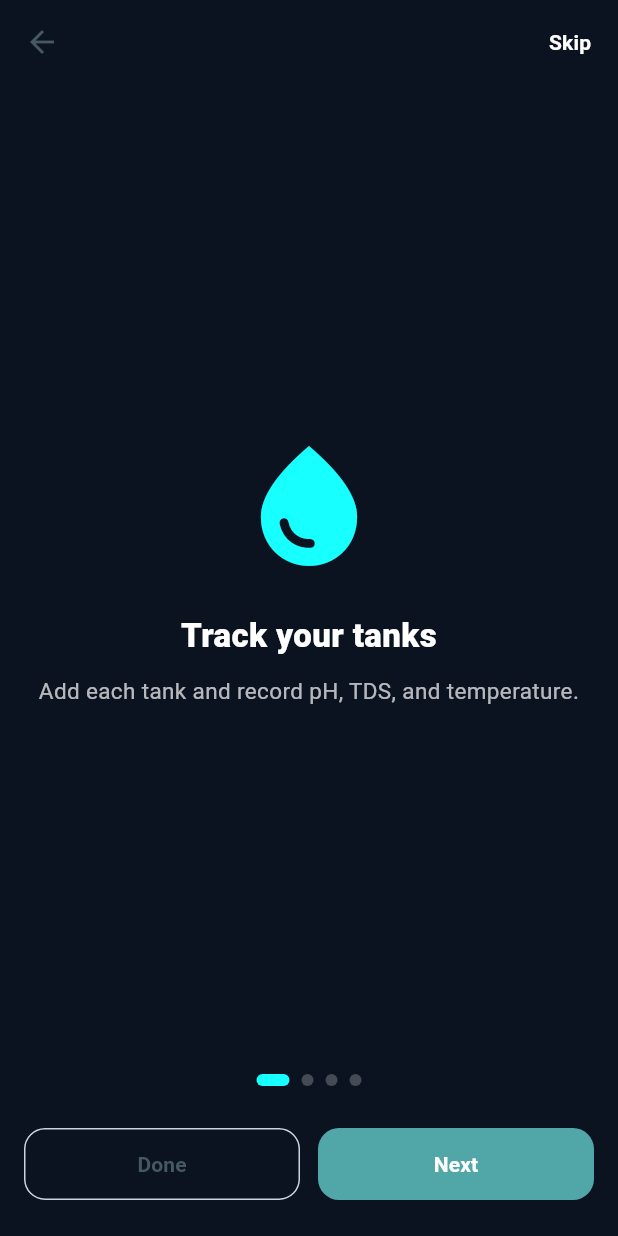
After one commit to rtippetts/RotalaLink, a Flutter app: the WalkthroughScreen screen opened directly, on a phone screen of 412 x 824 dp. The commit adds this screen. Run offline on Flutter 3.47's test engine with Material 3 defaults, Android fonts, the light colour scheme and no system bars; our stand-ins replace fl_chart, image_picker, permission_handler, shared_preferences, supabase_flutter; missing offline and left inert: flutter_reactive_ble; accounts and stored records are empty; network calls fail; project files that could hold a hidden picture were left out.

Commit message:
walkthrough

```diff
--- /dev/null
+++ b/lib/onboarding/walkthrough.dart
@@ -0,0 +1,205 @@
+import 'package:flutter/material.dart';
+import 'package:shared_preferences/shared_preferences.dart';
+import 'package:supabase_flutter/supabase_flutter.dart';
+
+const String kWalkthroughSeenKey = 'walkthrough_seen_v1';
+
+class WalkthroughScreen extends StatefulWidget {
+  const WalkthroughScreen({super.key});
+
+  static Future<void> markSeen() async {
+    final prefs = await SharedPreferences.getInstance();
+    await prefs.setBool(kWalkthroughSeenKey, true);
+
+    // Optional: persist per user so it never shows on other devices once seen
+    final user = Supabase.instance.client.auth.currentUser;
+    if (user != null) {
+      try {
+        final md = Map<String, dynamic>.from(user.userMetadata ?? {});
+        if (md['walkthrough_seen'] != true) {
+          md['walkthrough_seen'] = true;
+          await Supabase.instance.client.auth.updateUser(UserAttributes(data: md));
+        }
+      } catch (_) {}
+    }
+  }
+
+  static Future<bool> hasSeen() async {
+    final prefs = await SharedPreferences.getInstance();
+    final local = prefs.getBool(kWalkthroughSeenKey) ?? false;
+
+    if (local) return true;
+
+    // If signed in and metadata says seen, sync local flag and honor it
+    final user = Supabase.instance.client.auth.currentUser;
+    final remote = user?.userMetadata?['walkthrough_seen'] == true;
+    if (remote) {
+      await prefs.setBool(kWalkthroughSeenKey, true);
+      return true;
+    }
+    return false;
+  }
+
+  @override
+  State<WalkthroughScreen> createState() => _WalkthroughScreenState();
+}
+
+class _WalkthroughScreenState extends State<WalkthroughScreen> {
+  final _controller = PageController();
+  int _index = 0;
+
+  final _pages = const [
+    _WTPage(
+      icon: Icons.water_drop,
+      title: 'Track your tanks',
+      body: 'Add each tank and record pH, TDS, and temperature.',
+    ),
+    _WTPage(
+      icon: Icons.notifications,
+      title: 'Stay ahead of issues',
+      body: 'See alerts and handle problems before they get serious.',
+    ),
+    _WTPage(
+      icon: Icons.add_chart,
+      title: 'Add readings fast',
+      body: 'Use Quick Actions to log tests in seconds.',
+    ),
+    _WTPage(
+      icon: Icons.grid_view,
+      title: 'Choose your layout',
+      body: 'Switch between grid, list, or full cards.',
+    ),
+  ];
+
+  Future<void> _finish() async {
+    await WalkthroughScreen.markSeen();
+    if (mounted) Navigator.of(context).pop();
+  }
+
+  @override
+  Widget build(BuildContext context) {
+    final last = _index == _pages.length - 1;
+
+    return Scaffold(
+      backgroundColor: const Color(0xFF0b1220),
+      appBar: AppBar(
+        backgroundColor: const Color(0xFF0b1220),
+        elevation: 0,
+        actions: [
+          TextButton(
+            onPressed: _finish,
+            child: const Text('Skip', style: TextStyle(color: Colors.white)),
+          ),
+        ],
+      ),
+      body: SafeArea(
+        child: Column(
+          children: [
+            Expanded(
+              child: PageView.builder(
+                controller: _controller,
+                onPageChanged: (i) => setState(() => _index = i),
+                itemCount: _pages.length,
+                itemBuilder: (_, i) => _pages[i],
+              ),
+            ),
+            const SizedBox(height: 12),
+            _Dots(count: _pages.length, index: _index),
+            const SizedBox(height: 12),
+            Padding(
+              padding: const EdgeInsets.symmetric(horizontal: 16, vertical: 16),
+              child: Row(
+                children: [
+                  Expanded(
+                    child: OutlinedButton(
+                      onPressed: _finish,
+                      child: const Text('Done'),
+                    ),
+                  ),
+                  const SizedBox(width: 12),
+                  Expanded(
+                    child: FilledButton(
+                      onPressed: last
+                          ? _finish
+                          : () {
+                              _controller.nextPage(
+                                duration: const Duration(milliseconds: 250),
+                                curve: Curves.easeOut,
+                              );
+                            },
+                      child: Text(last ? 'Get started' : 'Next'),
+                    ),
+                  ),
+                ],
+              ),
+            ),
+            const SizedBox(height: 8),
+          ],
+        ),
+      ),
+    );
+  }
+}
+
+class _WTPage extends StatelessWidget {
+  const _WTPage({required this.icon, required this.title, required this.body});
+
+  final IconData icon;
+  final String title;
+  final String body;
+
+  @override
+  Widget build(BuildContext context) {
+    return Padding(
+      padding: const EdgeInsets.symmetric(horizontal: 24),
+      child: Column(
+        mainAxisAlignment: MainAxisAlignment.center,
+        children: [
+          Icon(icon, size: 96, color: Colors.cyanAccent),
+          const SizedBox(height: 24),
+          Text(
+            title,
+            textAlign: TextAlign.center,
+            style: const TextStyle(
+              color: Colors.white,
+              fontSize: 22,
+              fontWeight: FontWeight.w800,
+            ),
+          ),
+          const SizedBox(height: 12),
+          Text(
+            body,
+            textAlign: TextAlign.center,
+            style: const TextStyle(color: Colors.white70, fontSize: 15),
+          ),
+        ],
+      ),
+    );
+  }
+}
+
+class _Dots extends StatelessWidget {
+  const _Dots({required this.count, required this.index});
+  final int count;
+  final int index;
+
+  @override
+  Widget build(BuildContext context) {
+    return Row(
+      mainAxisAlignment: MainAxisAlignment.center,
+      children: List.generate(count, (i) {
+        final active = i == index;
+        return AnimatedContainer(
+          duration: const Duration(milliseconds: 200),
+          margin: const EdgeInsets.symmetric(horizontal: 4),
+          height: 8,
+          width: active ? 22 : 8,
+          decoration: BoxDecoration(
+            color: active ? Colors.cyanAccent : Colors.white24,
+            borderRadius: BorderRadius.circular(10),
+          ),
+        );
+      }),
+    );
+  }
+}
--- a/lib/widgets/app_scaffold.dart
+++ b/lib/widgets/app_scaffold.dart
@@ -82,7 +82,7 @@ class _AppScaffoldState extends State<AppScaffold> {
         offset: const Offset(0, -4), // move up a few pixels
         child: Image.asset(
              'assets/brand/rotalanew2.png',
-        height: 65,
+        height: 60,
         fit: BoxFit.contain,
       ),
     ),
--- a/pubspec.yaml
+++ b/pubspec.yaml
@@ -36,6 +36,7 @@ dependencies:
   fl_chart: ^0.68.0
   image_picker: ^1.1.2
   uuid: ^4.5.1
+  shared_preferences: ^2.2.3
 
   # The following adds the Cupertino Icons font to your application.
   # Use with the CupertinoIcons class for iOS style icons.
```
Also changed, not shown: lib/home.dart (+83 -100 lines), pubspec.lock, 1 other file.
